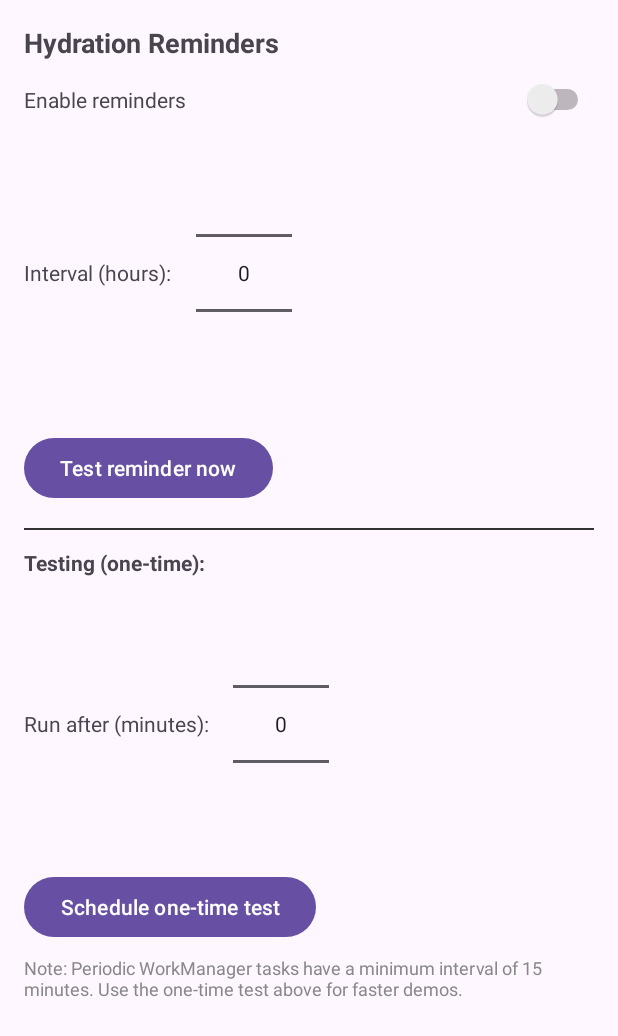
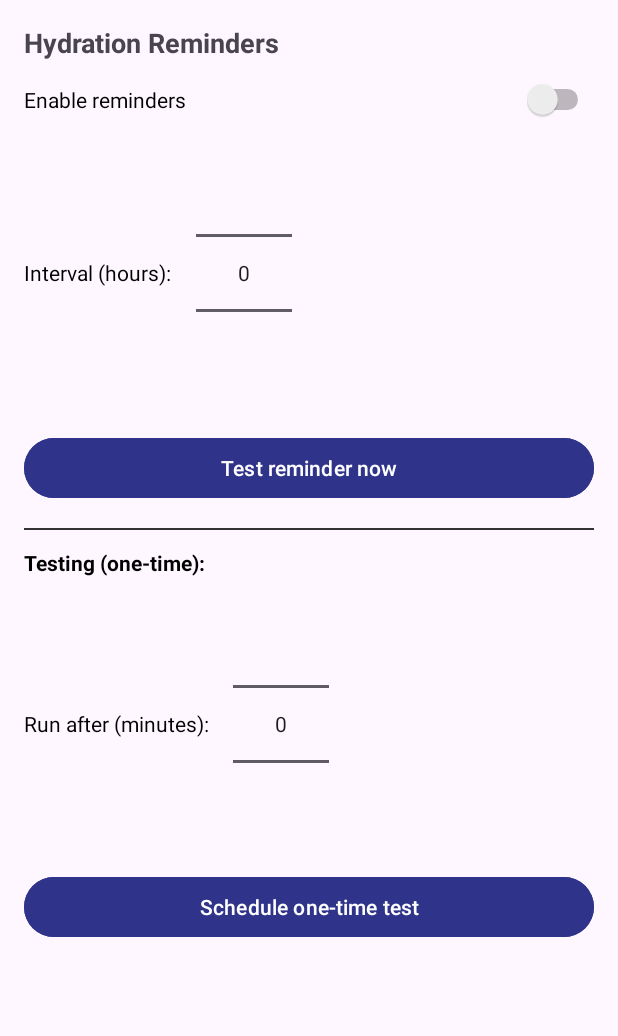
Before and after one commit to theshanGeeth123/WellnessFlow-Android-App, an Android app: the layout fragment_settings.xml on its own in the app's theme, with its tools: preview values and no code run, on a phone screen of 412 x 824 dp. Shown: the top 1036 px of the screen. Run offline under Robolectric (Android 15) with nearby library versions, the phone set to English and light mode, and no system bars.

Commit message:
Fixed the issues

```diff
--- a/android-test/app/src/main/AndroidManifest.xml
+++ b/android-test/app/src/main/AndroidManifest.xml
@@ -24,6 +24,9 @@
                 <category android:name="android.intent.category.LAUNCHER" />
             </intent-filter>
         </activity>
+
+
+
     </application>
 
 </manifest>
--- a/android-test/app/src/main/res/layout/activity_main.xml
+++ b/android-test/app/src/main/res/layout/activity_main.xml
@@ -34,6 +34,7 @@
         app:layout_constraintEnd_toEndOf="parent"
         app:layout_constraintHorizontal_bias="0.498"
         app:layout_constraintStart_toStartOf="parent"
+        android:layout_marginBottom="10dp"
         app:layout_constraintTop_toBottomOf="@+id/textView2"
         app:layout_constraintVertical_bias="0.488" />
 
--- a/android-test/app/src/main/res/layout/fragment_settings.xml
+++ b/android-test/app/src/main/res/layout/fragment_settings.xml
@@ -22,6 +22,7 @@
 
             <TextView
                 android:text="Enable reminders"
+                android:textColor="@color/black"
                 android:layout_width="0dp" android:layout_height="wrap_content"
                 android:layout_weight="1"/>
 
@@ -31,27 +32,34 @@
         </LinearLayout>
 
         <!-- Interval in hours for periodic WorkManager -->
+
+        <!-- Immediate test -->
         <LinearLayout
-            android:layout_width="match_parent" android:layout_height="wrap_content"
+            android:layout_width="match_parent"
+            android:layout_height="wrap_content"
+            android:gravity="center_vertical"
             android:orientation="horizontal"
-            android:paddingTop="12dp"
-            android:gravity="center_vertical">
+            android:paddingTop="12dp">
 
             <TextView
+                android:layout_width="wrap_content"
+                android:layout_height="wrap_content"
                 android:text="Interval (hours):"
-                android:layout_width="wrap_content" android:layout_height="wrap_content"/>
+                android:textColor="@color/black" />
 
             <NumberPicker
                 android:id="@+id/npHours"
-                android:layout_width="wrap_content" android:layout_height="wrap_content"
-                android:layout_marginStart="16dp"/>
+                android:layout_width="wrap_content"
+                android:layout_height="wrap_content"
+                android:layout_marginStart="16dp" />
         </LinearLayout>
 
-        <!-- Immediate test -->
         <Button
             android:id="@+id/btnTestNow"
             android:text="Test reminder now"
-            android:layout_width="wrap_content" android:layout_height="wrap_content"
+            android:layout_width="match_parent"
+            android:layout_height="wrap_content"
+            android:backgroundTint="#2F348A"
             android:layout_marginTop="16dp"/>
 
         <!-- One-time test in minutes -->
@@ -63,6 +71,7 @@
             android:text="Testing (one-time):"
             android:textStyle="bold"
             android:layout_marginTop="12dp"
+            android:textColor="@color/black"
             android:layout_width="wrap_content" android:layout_height="wrap_content"/>
 
         <LinearLayout
@@ -73,6 +82,7 @@
 
             <TextView
                 android:text="Run after (minutes):"
+                android:textColor="@color/black"
                 android:layout_width="wrap_content" android:layout_height="wrap_content"/>
 
             <NumberPicker
@@ -84,14 +94,11 @@
         <Button
             android:id="@+id/btnTestAfterMinutes"
             android:text="Schedule one-time test"
-            android:layout_width="wrap_content" android:layout_height="wrap_content"
+            android:backgroundTint="#2F348A"
+            android:layout_width="match_parent"
+            android:layout_height="wrap_content"
             android:layout_marginTop="8dp"/>
 
-        <TextView
-            android:text="Note: Periodic WorkManager tasks have a minimum interval of 15 minutes. Use the one-time test above for faster demos."
-            android:textSize="12sp"
-            android:textColor="#888888"
-            android:layout_marginTop="8dp"
-            android:layout_width="wrap_content" android:layout_height="wrap_content"/>
+
     </LinearLayout>
 </ScrollView>
--- a/android-test/app/src/main/res/values/strings.xml
+++ b/android-test/app/src/main/res/values/strings.xml
@@ -21,8 +21,8 @@
 
     <string name="hydration_channel_name">Hydration Reminders</string>
     <string name="hydration_channel_desc">Reminds you to drink water at your chosen interval</string>
-    <string name="hydration_title">Time to hydrate</string>
-    <string name="hydration_text">Drink a glass of water 💧</string>
+    <string name="hydration_title">Hydrate Reminder</string>
+    <string name="hydration_text">Hydrate Reminder time has up</string>
     <!-- TODO: Remove or change this placeholder text -->
     <string name="hello_blank_fragment">Hello blank fragment</string>
 
```
Also changed, not shown: android-test/app/src/main/java/com/example/assignment3/MainActivity2.kt (+7 -25 lines), android-test/app/src/main/res/menu/main_menu.xml (+3 -11 lines).
